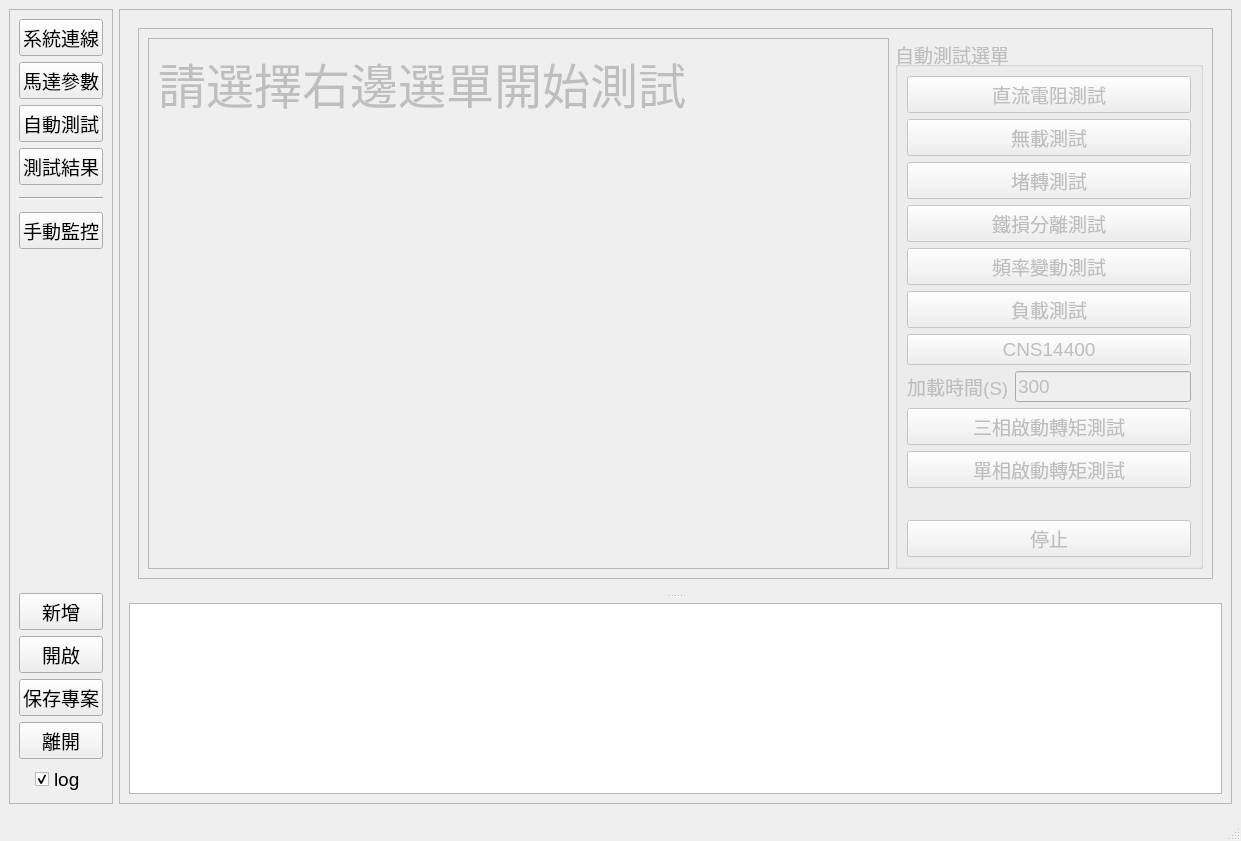
This is gui/ui/main.ui in zhao-rui-NB/motor-characteristic-test as Qt 5 draws it before an edit. The edited form follows.
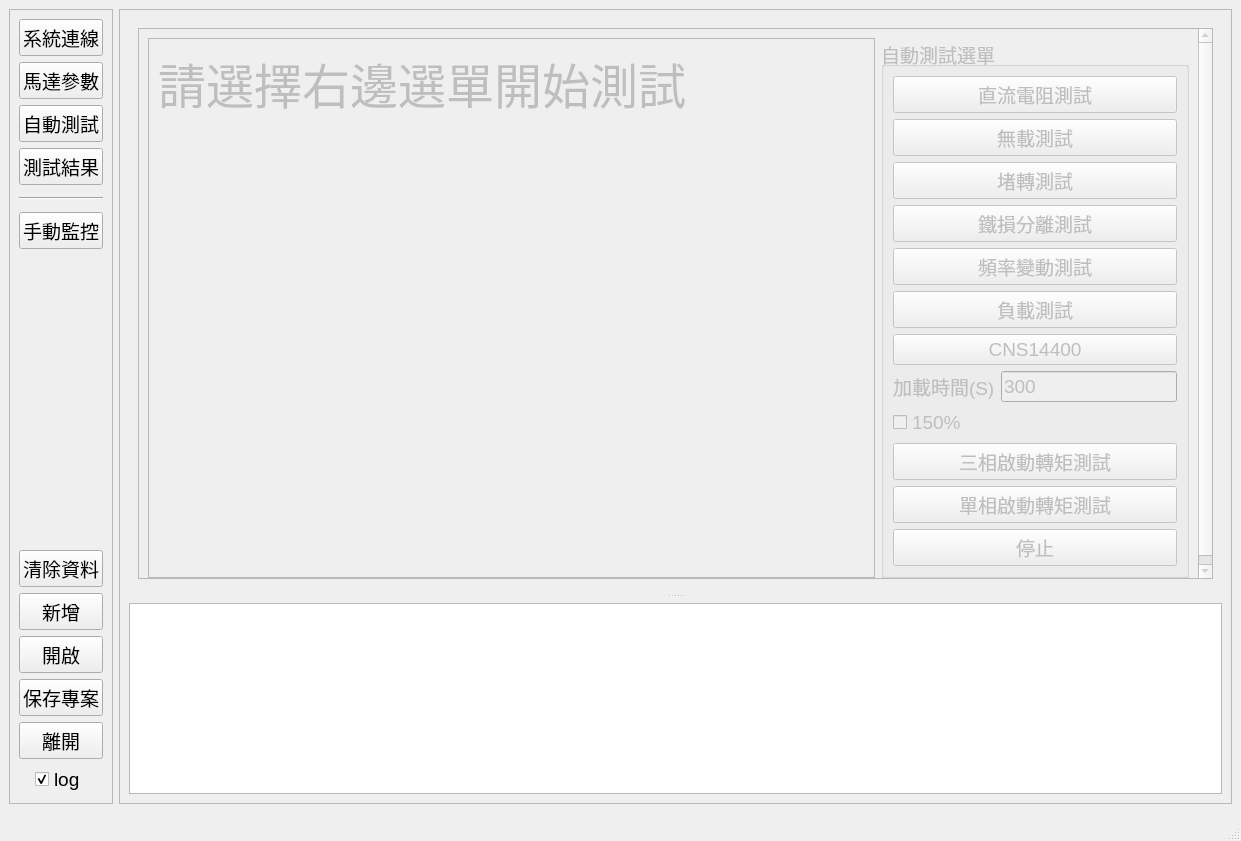
This is the edited form. Custom widgets are drawn as their Qt base class.

Commit message: add clear test data btn

Patch:
```diff
--- a/gui/ui/main.ui
+++ b/gui/ui/main.ui
@@ -132,6 +132,13 @@
          </property>
         </spacer>
        </item>
+       <item>
+        <widget class="QPushButton" name="btn_remove_test_result">
+         <property name="text">
+          <string>清除資料</string>
+         </property>
+        </widget>
+       </item>
        <item>
         <widget class="QPushButton" name="btn_new">
          <property name="text">
@@ -1225,6 +1232,17 @@
                      </item>
                     </layout>
                    </item>
+                   <item>
+                    <layout class="QHBoxLayout" name="horizontalLayout_18">
+                     <item>
+                      <widget class="QCheckBox" name="ckb_cns_150">
+                       <property name="text">
+                        <string>150%</string>
+                       </property>
+                      </widget>
+                     </item>
+                    </layout>
+                   </item>
                    <item>
                     <widget class="QPushButton" name="btn_three_phase_start_torque_test">
                      <property name="text">
```
Left out of the diff: 4 changed lines with no effect on the pictures. The commit also changes 5 other files.
